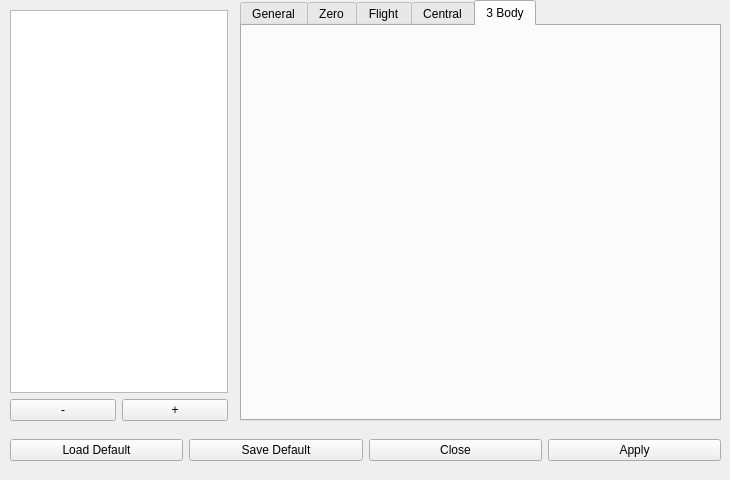
Before: the Qt Designer form dsm_gui/orb_menu.ui in pavelgalchenko/dsm_gui, drawn with Qt 5.
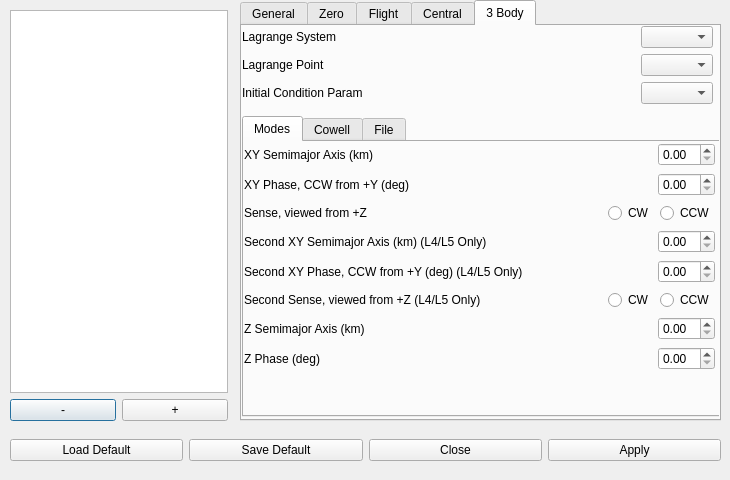
After: the same form once the commit is applied. The open tabs and pages were chosen to show the change.

Commit message: working on filling out the layout. Beginning work on its back-end

```diff
--- a/dsm_gui/orb_menu.ui
+++ b/dsm_gui/orb_menu.ui
@@ -1,7 +1,7 @@
 <?xml version="1.0" encoding="UTF-8"?>
 <ui version="4.0">
  <class>ORB_Menu</class>
- <widget class="QMainWindow" name="ORB_Menu">
+ <widget class="QDialog" name="ORB_Menu">
   <property name="geometry">
    <rect>
     <x>0</x>
@@ -13,7 +13,15 @@
   <property name="windowTitle">
    <string>MainWindow</string>
   </property>
-  <widget class="QWidget" name="centralwidget">
+  <widget class="QWidget" name="centralwidget" native="true">
+   <property name="geometry">
+    <rect>
+     <x>0</x>
+     <y>0</y>
+     <width>731</width>
+     <height>471</height>
+    </rect>
+   </property>
    <widget class="QWidget" name="verticalLayoutWidget">
     <property name="geometry">
      <rect>
@@ -951,6 +959,552 @@
      <attribute name="title">
       <string>3 Body</string>
      </attribute>
+     <widget class="QTabWidget" name="orbTBodyTypeTab">
+      <property name="geometry">
+       <rect>
+        <x>0</x>
+        <y>90</y>
+        <width>481</width>
+        <height>301</height>
+       </rect>
+      </property>
+      <property name="currentIndex">
+       <number>1</number>
+      </property>
+      <widget class="QWidget" name="orbTBodyTypeTabMode">
+       <attribute name="title">
+        <string>Modes</string>
+       </attribute>
+       <widget class="QWidget" name="verticalLayoutWidget_9">
+        <property name="geometry">
+         <rect>
+          <x>0</x>
+          <y>0</y>
+          <width>471</width>
+          <height>231</height>
+         </rect>
+        </property>
+        <layout class="QVBoxLayout" name="verticalLayout_9">
+         <item>
+          <layout class="QHBoxLayout" name="horizontalLayout_17">
+           <item>
+            <widget class="QLabel" name="label_13">
+             <property name="text">
+              <string>XY Semimajor Axis (km)</string>
+             </property>
+            </widget>
+           </item>
+           <item>
+            <spacer name="horizontalSpacer_18">
+             <property name="orientation">
+              <enum>Qt::Horizontal</enum>
+             </property>
+             <property name="sizeHint" stdset="0">
+              <size>
+               <width>40</width>
+               <height>20</height>
+              </size>
+             </property>
+            </spacer>
+           </item>
+           <item>
+            <widget class="QDoubleSpinBox" name="orbTBodyModeXYSMA"/>
+           </item>
+          </layout>
+         </item>
+         <item>
+          <layout class="QHBoxLayout" name="horizontalLayout_20">
+           <item>
+            <widget class="QLabel" name="label_14">
+             <property name="text">
+              <string>XY Phase, CCW from +Y (deg)</string>
+             </property>
+            </widget>
+           </item>
+           <item>
+            <spacer name="horizontalSpacer_19">
+             <property name="orientation">
+              <enum>Qt::Horizontal</enum>
+             </property>
+             <property name="sizeHint" stdset="0">
+              <size>
+               <width>40</width>
+               <height>20</height>
+              </size>
+             </property>
+            </spacer>
+           </item>
+           <item>
+            <widget class="QDoubleSpinBox" name="orbTBodyModeXYPhase"/>
+           </item>
+          </layout>
+         </item>
+         <item>
+          <layout class="QHBoxLayout" name="horizontalLayout_21">
+           <item>
+            <widget class="QLabel" name="label_15">
+             <property name="text">
+              <string>Sense, viewed from +Z</string>
+             </property>
+            </widget>
+           </item>
+           <item>
+            <spacer name="horizontalSpacer_20">
+             <property name="orientation">
+              <enum>Qt::Horizontal</enum>
+             </property>
+             <property name="sizeHint" stdset="0">
+              <size>
+               <width>40</width>
+               <height>20</height>
+              </size>
+             </property>
+            </spacer>
+           </item>
+           <item>
+            <widget class="QRadioButton" name="orbTBodySense_CW">
+             <property name="text">
+              <string>CW</string>
+             </property>
+            </widget>
+           </item>
+           <item>
+            <widget class="QRadioButton" name="orbTBodySense_CCW">
+             <property name="text">
+              <string>CCW</string>
+             </property>
+            </widget>
+           </item>
+          </layout>
+         </item>
+         <item>
+          <layout class="QHBoxLayout" name="horizontalLayout_30">
+           <item>
+            <widget class="QLabel" name="label_24">
+             <property name="text">
+              <string>Second XY Semimajor Axis (km) (L4/L5 Only)</string>
+             </property>
+            </widget>
+           </item>
+           <item>
+            <spacer name="horizontalSpacer_27">
+             <property name="orientation">
+              <enum>Qt::Horizontal</enum>
+             </property>
+             <property name="sizeHint" stdset="0">
+              <size>
+               <width>40</width>
+               <height>20</height>
+              </size>
+             </property>
+            </spacer>
+           </item>
+           <item>
+            <widget class="QDoubleSpinBox" name="orbTBodyModeXYSMA_2"/>
+           </item>
+          </layout>
+         </item>
+         <item>
+          <layout class="QHBoxLayout" name="horizontalLayout_32">
+           <item>
+            <widget class="QLabel" name="label_25">
+             <property name="text">
+              <string>Second XY Phase, CCW from +Y (deg) (L4/L5 Only)</string>
+             </property>
+            </widget>
+           </item>
+           <item>
+            <spacer name="horizontalSpacer_29">
+             <property name="orientation">
+              <enum>Qt::Horizontal</enum>
+             </property>
+             <property name="sizeHint" stdset="0">
+              <size>
+               <width>40</width>
+               <height>20</height>
+              </size>
+             </property>
+            </spacer>
+           </item>
+           <item>
+            <widget class="QDoubleSpinBox" name="orbTBodyModeXYPhase_2"/>
+           </item>
+          </layout>
+         </item>
+         <item>
+          <layout class="QHBoxLayout" name="horizontalLayout_33">
+           <item>
+            <widget class="QLabel" name="label_26">
+             <property name="text">
+              <string>Second Sense, viewed from +Z (L4/L5 Only)</string>
+             </property>
+            </widget>
+           </item>
+           <item>
+            <spacer name="horizontalSpacer_31">
+             <property name="orientation">
+              <enum>Qt::Horizontal</enum>
+             </property>
+             <property name="sizeHint" stdset="0">
+              <size>
+               <width>40</width>
+               <height>20</height>
+              </size>
+             </property>
+            </spacer>
+           </item>
+           <item>
+            <widget class="QRadioButton" name="orbTBodySense_CW_2">
+             <property name="text">
+              <string>CW</string>
+             </property>
+            </widget>
+           </item>
+           <item>
+            <widget class="QRadioButton" name="orbTBodySense_CCW_2">
+             <property name="text">
+              <string>CCW</string>
+             </property>
+            </widget>
+           </item>
+          </layout>
+         </item>
+         <item>
+          <layout class="QHBoxLayout" name="horizontalLayout_42">
+           <item>
+            <widget class="QLabel" name="label_36">
+             <property name="text">
+              <string>Z Semimajor Axis (km)</string>
+             </property>
+            </widget>
+           </item>
+           <item>
+            <spacer name="horizontalSpacer_41">
+             <property name="orientation">
+              <enum>Qt::Horizontal</enum>
+             </property>
+             <property name="sizeHint" stdset="0">
+              <size>
+               <width>40</width>
+               <height>20</height>
+              </size>
+             </property>
+            </spacer>
+           </item>
+           <item>
+            <widget class="QDoubleSpinBox" name="orbTBodyModeZSMA"/>
+           </item>
+          </layout>
+         </item>
+         <item>
+          <layout class="QHBoxLayout" name="horizontalLayout_43">
+           <item>
+            <widget class="QLabel" name="label_37">
+             <property name="text">
+              <string>Z Phase (deg)</string>
+             </property>
+            </widget>
+           </item>
+           <item>
+            <spacer name="horizontalSpacer_42">
+             <property name="orientation">
+              <enum>Qt::Horizontal</enum>
+             </property>
+             <property name="sizeHint" stdset="0">
+              <size>
+               <width>40</width>
+               <height>20</height>
+              </size>
+             </property>
+            </spacer>
+           </item>
+           <item>
+            <widget class="QDoubleSpinBox" name="orbTBodyModeZPhase"/>
+           </item>
+          </layout>
+         </item>
+        </layout>
+       </widget>
+      </widget>
+      <widget class="QWidget" name="orbTBodyTypeTabCowell">
+       <attribute name="title">
+        <string>Cowell</string>
+       </attribute>
+       <widget class="QWidget" name="verticalLayoutWidget_10">
+        <property name="geometry">
+         <rect>
+          <x>0</x>
+          <y>0</y>
+          <width>471</width>
+          <height>51</height>
+         </rect>
+        </property>
+        <layout class="QVBoxLayout" name="verticalLayout_10">
+         <item>
+          <layout class="QHBoxLayout" name="horizontalLayout_34">
+           <item>
+            <widget class="QLabel" name="label_27">
+             <property name="text">
+              <string>Initial Position (ND)</string>
+             </property>
+            </widget>
+           </item>
+           <item>
+            <spacer name="horizontalSpacer_32">
+             <property name="orientation">
+              <enum>Qt::Horizontal</enum>
+             </property>
+             <property name="sizeHint" stdset="0">
+              <size>
+               <width>40</width>
+               <height>20</height>
+              </size>
+             </property>
+            </spacer>
+           </item>
+           <item>
+            <widget class="QDoubleSpinBox" name="orbTBodyCowellPos1"/>
+           </item>
+           <item>
+            <widget class="QDoubleSpinBox" name="orbTBodyCowellPos2"/>
+           </item>
+           <item>
+            <widget class="QDoubleSpinBox" name="orbTBodyCowellPos3"/>
+           </item>
+          </layout>
+         </item>
+         <item>
+          <layout class="QHBoxLayout" name="horizontalLayout_35">
+           <item>
+            <widget class="QLabel" name="label_28">
+             <property name="text">
+              <string>Initial Velocity (ND)</string>
+             </property>
+            </widget>
+           </item>
+           <item>
+            <spacer name="horizontalSpacer_33">
+             <property name="orientation">
+              <enum>Qt::Horizontal</enum>
+             </property>
+             <property name="sizeHint" stdset="0">
+              <size>
+               <width>40</width>
+               <height>20</height>
+              </size>
+             </property>
+            </spacer>
+           </item>
+           <item>
+            <widget class="QDoubleSpinBox" name="orbTBodyCowellVel1"/>
+           </item>
+           <item>
+            <widget class="QDoubleSpinBox" name="orbTBodyCowellVel2"/>
+           </item>
+           <item>
+            <widget class="QDoubleSpinBox" name="orbTBodyCowellVel3"/>
+           </item>
+          </layout>
+         </item>
+        </layout>
+       </widget>
+      </widget>
+      <widget class="QWidget" name="orbTBodyTypeTabFile">
+       <attribute name="title">
+        <string>File</string>
+       </attribute>
+       <widget class="QWidget" name="verticalLayoutWidget_11">
+        <property name="geometry">
+         <rect>
+          <x>0</x>
+          <y>0</y>
+          <width>471</width>
+          <height>81</height>
+         </rect>
+        </property>
+        <layout class="QVBoxLayout" name="verticalLayout_11">
+         <item>
+          <layout class="QHBoxLayout" name="horizontalLayout_36">
+           <item>
+            <widget class="QLabel" name="label_29">
+             <property name="text">
+              <string>File Type</string>
+             </property>
+            </widget>
+           </item>
+           <item>
+            <spacer name="horizontalSpacer_34">
+             <property name="orientation">
+              <enum>Qt::Horizontal</enum>
+             </property>
+             <property name="sizeHint" stdset="0">
+              <size>
+               <width>40</width>
+               <height>20</height>
+              </size>
+             </property>
+            </spacer>
+           </item>
+           <item>
+            <widget class="QComboBox" name="orbTBodyFileType"/>
+           </item>
+          </layout>
+         </item>
+         <item>
+          <layout class="QHBoxLayout" name="horizontalLayout_37">
+           <item>
+            <widget class="QLabel" name="label_30">
+             <property name="text">
+              <string>Label in File</string>
+             </property>
+            </widget>
+           </item>
+           <item>
+            <spacer name="horizontalSpacer_35">
+             <property name="orientation">
+              <enum>Qt::Horizontal</enum>
+             </property>
+             <property name="sizeHint" stdset="0">
+              <size>
+               <width>40</width>
+               <height>20</height>
+              </size>
+             </property>
+            </spacer>
+           </item>
+           <item>
+            <widget class="QPlainTextEdit" name="orbTBodyFileLabel"/>
+           </item>
+          </layout>
+         </item>
+         <item>
+          <layout class="QHBoxLayout" name="horizontalLayout_38">
+           <item>
+            <widget class="QLabel" name="label_31">
+             <property name="text">
+              <string>File Name</string>
+             </property>
+            </widget>
+           </item>
+           <item>
+            <spacer name="horizontalSpacer_36">
+             <property name="orientation">
+              <enum>Qt::Horizontal</enum>
+             </property>
+             <property name="sizeHint" stdset="0">
+              <size>
+               <width>40</width>
+               <height>20</height>
+              </size>
+             </property>
+            </spacer>
+           </item>
+           <item>
+            <widget class="QPlainTextEdit" name="orbTBodyFileName"/>
+           </item>
+          </layout>
+         </item>
+        </layout>
+       </widget>
+      </widget>
+     </widget>
+     <widget class="QWidget" name="verticalLayoutWidget_12">
+      <property name="geometry">
+       <rect>
+        <x>0</x>
+        <y>0</y>
+        <width>471</width>
+        <height>81</height>
+       </rect>
+      </property>
+      <layout class="QVBoxLayout" name="verticalLayout_12">
+       <item>
+        <layout class="QHBoxLayout" name="horizontalLayout_22">
+         <item>
+          <widget class="QLabel" name="label_32">
+           <property name="text">
+            <string>Lagrange System</string>
+           </property>
+          </widget>
+         </item>
+         <item>
+          <spacer name="horizontalSpacer_37">
+           <property name="orientation">
+            <enum>Qt::Horizontal</enum>
+           </property>
+           <property name="sizeHint" stdset="0">
+            <size>
+             <width>40</width>
+             <height>20</height>
+            </size>
+           </property>
+          </spacer>
+         </item>
+         <item>
+          <widget class="QComboBox" name="orbTBodyLSystem"/>
+         </item>
+        </layout>
+       </item>
+       <item>
+        <layout class="QHBoxLayout" name="horizontalLayout_39">
+         <item>
+          <widget class="QLabel" name="label_34">
+           <property name="text">
+            <string>Lagrange Point</string>
+           </property>
+          </widget>
+         </item>
+         <item>
+          <spacer name="horizontalSpacer_38">
+           <property name="orientation">
+            <enum>Qt::Horizontal</enum>
+           </property>
+           <property name="sizeHint" stdset="0">
+            <size>
+             <width>40</width>
+             <height>20</height>
+            </size>
+           </property>
+          </spacer>
+         </item>
+         <item>
+          <widget class="QComboBox" name="orbTBodyLPoint"/>
+         </item>
+        </layout>
+       </item>
+       <item>
+        <layout class="QHBoxLayout" name="horizontalLayout_40">
+         <item>
+          <widget class="QLabel" name="label_33">
+           <property name="text">
+            <string>Initial Condition Param</string>
+           </property>
+          </widget>
+         </item>
+         <item>
+          <spacer name="horizontalSpacer_39">
+           <property name="orientation">
+            <enum>Qt::Horizontal</enum>
+           </property>
+           <property name="sizeHint" stdset="0">
+            <size>
+             <width>40</width>
+             <height>20</height>
+            </size>
+           </property>
+          </spacer>
+         </item>
+         <item>
+          <widget class="QComboBox" name="orbTBodyICParam">
+           <property name="layoutDirection">
+            <enum>Qt::LeftToRight</enum>
+           </property>
+          </widget>
+         </item>
+        </layout>
+       </item>
+      </layout>
+     </widget>
     </widget>
    </widget>
    <widget class="QWidget" name="layoutWidget">
```
Left out of the diff: 191 changed lines with no effect on the pictures. The commit also changes 4 other files.
